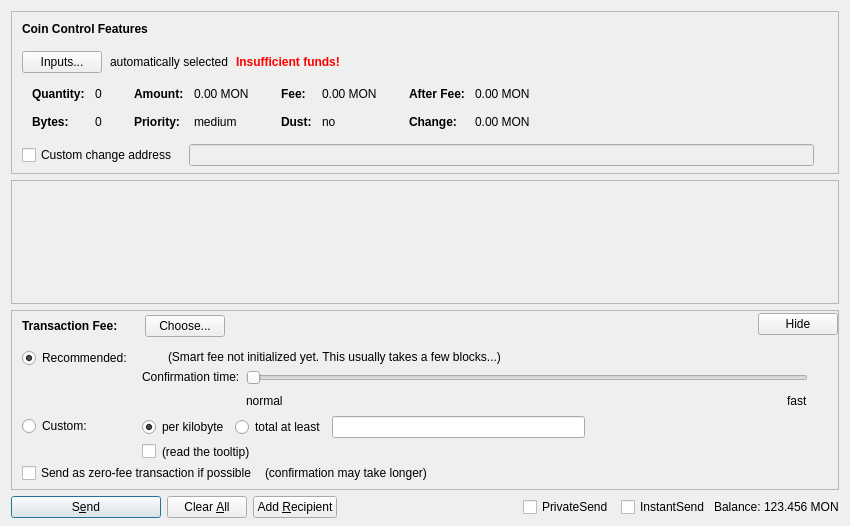
Old version of the form src/qt/forms/sendcoinsdialog.ui in the repository Bitcoin-Monster/BTCMonster.
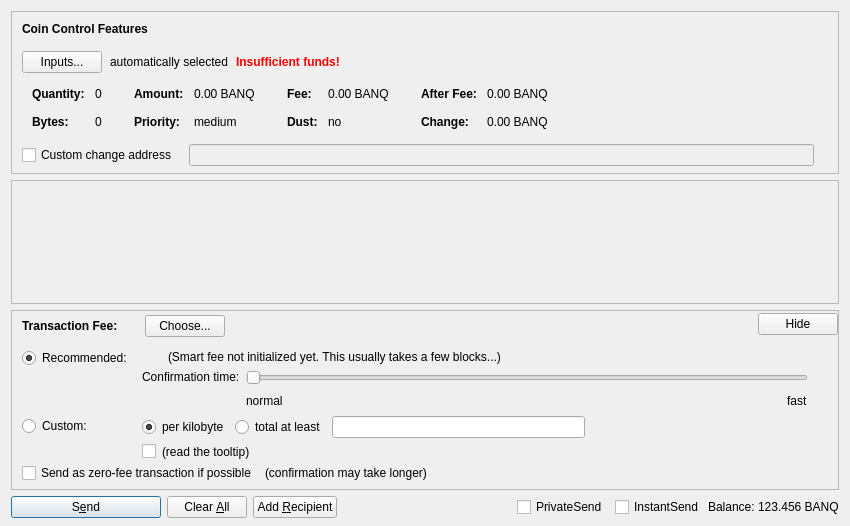
New version of the form. Custom widgets are drawn as their Qt base class.

```diff
--- a/src/qt/forms/sendcoinsdialog.ui
+++ b/src/qt/forms/sendcoinsdialog.ui
@@ -324,7 +324,7 @@
                   <enum>Qt::ActionsContextMenu</enum>
                  </property>
                  <property name="text">
-                  <string notr="true">0.00 MON</string>
+                  <string notr="true">0.00 BANQ</string>
                  </property>
                  <property name="textInteractionFlags">
                   <set>Qt::LinksAccessibleByMouse|Qt::TextSelectableByKeyboard|Qt::TextSelectableByMouse</set>
@@ -404,7 +404,7 @@
                   <enum>Qt::ActionsContextMenu</enum>
                  </property>
                  <property name="text">
-                  <string notr="true">0.00 MON</string>
+                  <string notr="true">0.00 BANQ</string>
                  </property>
                  <property name="textInteractionFlags">
                   <set>Qt::LinksAccessibleByMouse|Qt::TextSelectableByKeyboard|Qt::TextSelectableByMouse</set>
@@ -484,7 +484,7 @@
                   <enum>Qt::ActionsContextMenu</enum>
                  </property>
                  <property name="text">
-                  <string notr="true">0.00 MON</string>
+                  <string notr="true">0.00 BANQ</string>
                  </property>
                  <property name="textInteractionFlags">
                   <set>Qt::LinksAccessibleByMouse|Qt::TextSelectableByKeyboard|Qt::TextSelectableByMouse</set>
@@ -513,7 +513,7 @@
                   <enum>Qt::ActionsContextMenu</enum>
                  </property>
                  <property name="text">
-                  <string notr="true">0.00 MON</string>
+                  <string notr="true">0.00 BANQ</string>
                  </property>
                  <property name="textInteractionFlags">
                   <set>Qt::LinksAccessibleByMouse|Qt::TextSelectableByKeyboard|Qt::TextSelectableByMouse</set>
@@ -1366,7 +1366,7 @@
           <cursorShape>IBeamCursor</cursorShape>
          </property>
          <property name="text">
-          <string notr="true">123.456 MON</string>
+          <string notr="true">123.456 BANQ</string>
          </property>
          <property name="textInteractionFlags">
           <set>Qt::LinksAccessibleByMouse|Qt::TextSelectableByKeyboard|Qt::TextSelectableByMouse</set>
```
Left out of the diff: 6 changed lines with no effect on the pictures.
